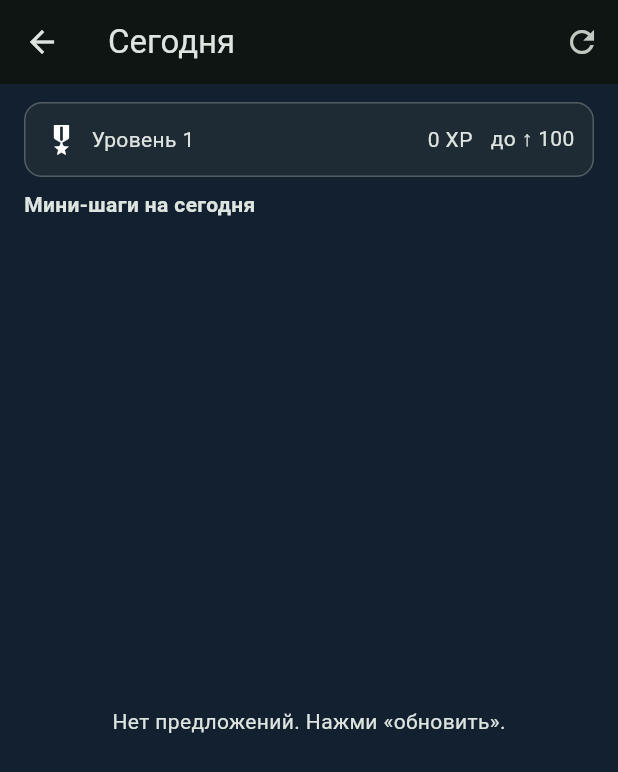
After one commit to LubaLuckshmi/realhero, a Flutter app: the HomeScreen screen opened directly, after a tap on the "today" icon, on a phone screen of 412 x 824 dp. The commit adds this screen. Shown: the top 772 px of the screen. Run offline on Flutter 3.47's test engine with Material 3 defaults, Android fonts, the phone set to English and light mode, and no system bars; our stand-ins replace cloud_firestore, firebase_analytics, firebase_auth, firebase_core, shared_preferences; accounts and stored records are empty.

Commit message:
Sprint 6: Today screen + XP core

```diff
--- /dev/null
+++ b/lib/models/progress_event.dart
@@ -0,0 +1,35 @@
+import 'package:flutter/foundation.dart';
+
+/// Тип позитивного события, за которое даём XP.
+enum ProgressKind {
+  actionDone, // выполнен мини-шаг
+  backFromProcrast, // возвращение после прокрастинации
+  honestAdmit, // честно признался в проблеме
+  healthCare, // забота о здоровье
+  trainingDone, // завершена тренировка/занятие
+  emotionalWin, // эмоциональная победа
+}
+
+@immutable
+class ProgressEvent {
+  final DateTime at;
+  final ProgressKind kind;
+  final int xp;
+
+  const ProgressEvent({required this.at, required this.kind, required this.xp});
+
+  Map<String, dynamic> toJson() => {
+    'at': at.toIso8601String(),
+    'kind': kind.name,
+    'xp': xp,
+  };
+
+  factory ProgressEvent.fromJson(Map<String, dynamic> m) => ProgressEvent(
+    at: DateTime.parse(m['at'] as String),
+    kind: ProgressKind.values.firstWhere(
+      (k) => k.name == (m['kind'] as String),
+      orElse: () => ProgressKind.actionDone,
+    ),
+    xp: (m['xp'] as num).toInt(),
+  );
+}
--- /dev/null
+++ b/lib/models/user_xp.dart
@@ -0,0 +1,20 @@
+import 'dart:math' as math;
+
+class UserXp {
+  final int xp; // общий опыт
+  final int level; // текущий уровень
+  final int nextLevel; // сколько XP нужно до след. уровня
+
+  const UserXp({
+    required this.xp,
+    required this.level,
+    required this.nextLevel,
+  });
+
+  /// Простая кривая: каждые 100 XP — новый уровень (можно усложнить позже).
+  factory UserXp.fromXp(int total) {
+    final lvl = (total / 100).floor();
+    final toNext = ((lvl + 1) * 100) - total;
+    return UserXp(xp: total, level: math.max(1, lvl + 1), nextLevel: toNext);
+  }
+}
--- a/lib/screens/home/home_screen.dart
+++ b/lib/screens/home/home_screen.dart
@@ -13,6 +13,8 @@ import '../deep_focus/deep_focus_screen.dart';
 import '../../services/profile_service.dart';
 import '../../models/deep_focus.dart';
 import '../../services/ai_service.dart';
+import '../today/today_screen.dart';
+
 
 class HomeScreen extends StatefulWidget {
   const HomeScreen({super.key});
@@ -149,6 +151,15 @@ class _HomeScreenState extends State<HomeScreen> {
                   const SnackBar(content: Text('Синхронизировано с облаком')),
                 );
               }
+            },
+          ),
+          IconButton(
+            tooltip: 'Сегодня',
+            icon: const Icon(Icons.today_outlined),
+            onPressed: () {
+              Navigator.of(
+                context,
+              ).push(MaterialPageRoute(builder: (_) => const TodayScreen()));
             },
           ),
         ],
--- /dev/null
+++ b/lib/screens/today/today_screen.dart
@@ -0,0 +1,179 @@
+import 'package:flutter/material.dart';
+import 'package:provider/provider.dart';
+
+
+import '../../services/profile_service.dart';
+import '../../services/ai_service.dart';
+import '../../services/xp_service.dart';
+import '../../models/progress_event.dart';
+import '../../models/user_xp.dart';
+import '../../viewmodels/home_viewmodel.dart';
+
+class TodayScreen extends StatefulWidget {
+  const TodayScreen({super.key});
+
+  @override
+  State<TodayScreen> createState() => _TodayScreenState();
+}
+
+class _TodayScreenState extends State<TodayScreen> {
+  bool _loading = false;
+  List<String> _actions = const [];
+  UserXp? _xp;
+
+  @override
+  void initState() {
+    super.initState();
+    _refresh();
+  }
+
+  Future<void> _refresh() async {
+    setState(() => _loading = true);
+    final prof = await ProfileService().loadFresh();
+    final vm = mounted ? context.read<HomeViewModel>() : null;
+
+    final generated = await AIService.suggestDailyActions(
+      profile: prof,
+      activeGoals: vm?.items.map((g) => g.title).toList() ?? const [],
+    );
+
+    final xp = await XpService().loadUserXp();
+
+    if (!mounted) return;
+    setState(() {
+      _actions = generated.isNotEmpty ? generated : _actions;
+      _xp = xp;
+      _loading = false;
+    });
+  }
+
+  Future<void> _markDone(int idx) async {
+    if (idx < 0 || idx >= _actions.length) return;
+    final act = _actions[idx];
+
+    await XpService().addEvent(
+      ProgressEvent(
+        at: DateTime.now(),
+        kind: ProgressKind.actionDone,
+        xp: 10, // базовая награда за мини-шаг
+      ),
+    );
+    final xp = await XpService().loadUserXp();
+
+    if (!mounted) return;
+    ScaffoldMessenger.of(
+      context,
+    ).showSnackBar(SnackBar(content: Text('Шаг выполнен: $act  (+10 XP)')));
+    setState(() => _xp = xp);
+  }
+
+  @override
+  Widget build(BuildContext context) {
+    final prof = _xp;
+    return Scaffold(
+      appBar: AppBar(
+        title: const Text('Сегодня'),
+        actions: [
+          IconButton(
+            onPressed: _loading ? null : _refresh,
+            icon: const Icon(Icons.refresh),
+            tooltip: 'Обновить предложения',
+          ),
+        ],
+      ),
+      body: SafeArea(
+        child: Padding(
+          padding: const EdgeInsets.fromLTRB(16, 12, 16, 16),
+          child: Column(
+            crossAxisAlignment: CrossAxisAlignment.start,
+            children: [
+              // XP панель
+              if (prof != null) _XpPanel(xp: prof),
+              const SizedBox(height: 8),
+
+              Row(
+                children: const [
+                  Text(
+                    'Мини-шаги на сегодня',
+                    style: TextStyle(fontWeight: FontWeight.w700),
+                  ),
+                ],
+              ),
+              const SizedBox(height: 8),
+
+              Expanded(
+                child: _loading
+                    ? const Center(child: CircularProgressIndicator())
+                    : (_actions.isEmpty)
+                    ? const Center(
+                        child: Text('Нет предложений. Нажми «обновить».'),
+                      )
+                    : ListView.separated(
+                        itemCount: _actions.length,
+                        separatorBuilder: (_, __) => const SizedBox(height: 8),
+                        itemBuilder: (_, i) => _ActionTile(
+                          text: _actions[i],
+                          onDone: () => _markDone(i),
+                        ),
+                      ),
+              ),
+            ],
+          ),
+        ),
+      ),
+    );
+  }
+}
+
+class _ActionTile extends StatelessWidget {
+  const _ActionTile({required this.text, required this.onDone});
+  final String text;
+  final VoidCallback onDone;
+
+  @override
+  Widget build(BuildContext context) {
+    return Container(
+      padding: const EdgeInsets.all(14),
+      decoration: BoxDecoration(
+        color: Theme.of(context).colorScheme.surfaceVariant.withOpacity(.25),
+        borderRadius: BorderRadius.circular(12),
+        border: Border.all(color: Colors.white24),
+      ),
+      child: Row(
+        children: [
+          Expanded(child: Text(text)),
+          const SizedBox(width: 8),
+          FilledButton(onPressed: onDone, child: const Text('Готово')),
+        ],
+      ),
+    );
+  }
+}
+
+class _XpPanel extends StatelessWidget {
+  const _XpPanel({required this.xp});
+  final UserXp xp;
+
+  @override
+  Widget build(BuildContext context) {
+    return Container(
+      padding: const EdgeInsets.all(12),
+      decoration: BoxDecoration(
+        color: Theme.of(context).colorScheme.surfaceVariant.withOpacity(.25),
+        borderRadius: BorderRadius.circular(12),
+        border: Border.all(color: Colors.white24),
+      ),
+      child: Row(
+        children: [
+          const Icon(Icons.military_tech),
+          const SizedBox(width: 8),
+          Text('Уровень ${xp.level}'),
+          const Spacer(),
+          Text('${xp.xp} XP'),
+          const SizedBox(width: 12),
+          Text('до ↑ ${xp.nextLevel}'),
+        ],
+      ),
+    );
+  }
+}
--- a/lib/services/ai_service.dart
+++ b/lib/services/ai_service.dart
@@ -5,6 +5,7 @@ import 'package:http/http.dart' as http;
 import '../models/deep_focus.dart';
 
 /// Модель одной подсказки цели
+///
 class GoalSuggestion {
   final String title;
   final String? firstStep;
@@ -272,5 +273,75 @@ class AIService {
     } catch (_) {
       return const [];
     }
+
   }
+    /// Предложения 1–3 мини-шагов на сегодня (учитывает фокус недели и активные цели).
+  static Future<List<String>> suggestDailyActions({
+    required DeepFocusResult? profile,
+    required List<String> activeGoals,
+  }) async {
+    if (_openaiKey.isEmpty) return const [];
+
+    final system = '''
+Ты — ассистент "реального дня". Дай 1–3 очень коротких действия
+(каждое до 100 символов), которые пользователь может сделать сегодня.
+Учитывай его краткий профиль (аркетип/этап/совет) и активные цели.
+Ответ строго JSON-массив строк, без текста вокруг.
+''';
+
+    final user = jsonEncode({
+      'profile': profile == null
+          ? null
+          : {
+              'archetype': profile.archetype,
+              'stage': profile.stage,
+              'summary': profile.summary,
+              'advice': profile.advice,
+            },
+      'activeGoals': activeGoals,
+      'constraints': ['простые', 'выполнимые за 5–20 минут', 'без воды'],
+    });
+
+    final uri = Uri.parse('https://api.openai.com/v1/chat/completions');
+    final headers = {
+      'Authorization': 'Bearer $_openaiKey',
+      'Content-Type': 'application/json',
+    };
+    final body = jsonEncode({
+      'model': 'gpt-4o-mini',
+      'temperature': 0.6,
+      'messages': [
+        {'role': 'system', 'content': system},
+        {'role': 'user', 'content': user},
+      ],
+      'max_tokens': 300,
+    });
+
+    try {
+      final resp = await http
+          .post(uri, headers: headers, body: body)
+          .timeout(const Duration(seconds: 30));
+
+      if (resp.statusCode != 200) return const [];
+      final data = jsonDecode(resp.body) as Map<String, dynamic>;
+      final content =
+          (data['choices'] as List).first['message']['content'] as String? ??
+          '[]';
+
+      final clean = _stripCodeFences(content);
+      final slice = _extractFirstJsonArray(clean);
+      final parsed = jsonDecode(slice);
+      if (parsed is List) {
+        return parsed
+            .map((e) => e.toString().trim())
+            .where((e) => e.isNotEmpty)
+            .take(3)
+            .toList();
+      }
+      return const [];
+    } catch (_) {
+      return const [];
+    }
+  }
+
 }
--- /dev/null
+++ b/lib/services/xp_service.dart
@@ -0,0 +1,32 @@
+import 'dart:convert';
+import 'package:shared_preferences/shared_preferences.dart';
+import '../models/progress_event.dart';
+import '../models/user_xp.dart';
+
+class XpService {
+  static const _kEvents = 'xp_events_v1';
+
+  Future<List<ProgressEvent>> loadEvents() async {
+    final sp = await SharedPreferences.getInstance();
+    final raw = sp.getStringList(_kEvents) ?? const [];
+    return raw
+        .map(
+          (s) => ProgressEvent.fromJson(jsonDecode(s) as Map<String, dynamic>),
+        )
+        .toList()
+      ..sort((a, b) => a.at.compareTo(b.at));
+  }
+
+  Future<void> addEvent(ProgressEvent e) async {
+    final sp = await SharedPreferences.getInstance();
+    final raw = sp.getStringList(_kEvents) ?? <String>[];
+    raw.add(jsonEncode(e.toJson()));
+    await sp.setStringList(_kEvents, raw);
+  }
+
+  Future<UserXp> loadUserXp() async {
+    final events = await loadEvents();
+    final total = events.fold<int>(0, (sum, e) => sum + e.xp);
+    return UserXp.fromXp(total);
+  }
+}
```
Also changed, not shown: 1 other file.
